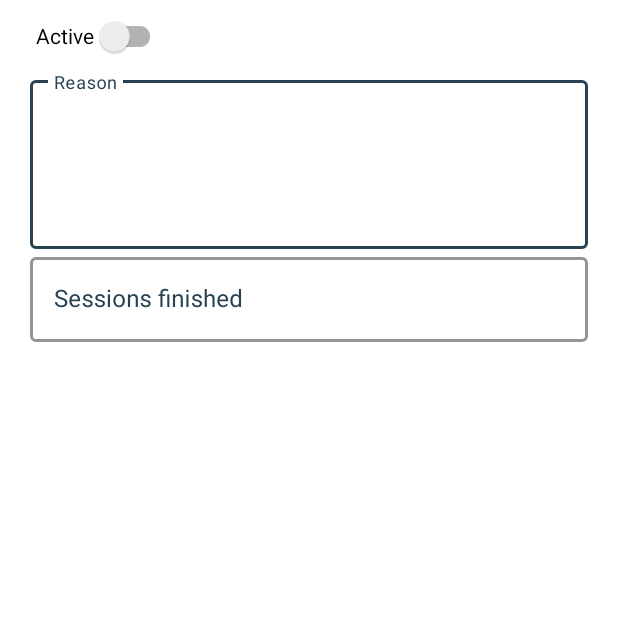
After one commit to DanielItb/Yapp_Android, an Android app: the fragment TreatmentFormFragment shown on its own in the app's theme, on a phone screen of 412 x 824 dp, the top half of it. The commit adds this screen. Run offline under Robolectric (Android 15) with nearby library versions, the phone set to English and light mode, and no system bars.

Commit message:
TreatmentFormFragment in progress

```diff
--- /dev/null
+++ b/app/src/main/java/cat/itb/yapp/fragments/TreatmentFormFragment.java
@@ -0,0 +1,31 @@
+package cat.itb.yapp.fragments;
+
+import android.os.Bundle;
+
+import androidx.fragment.app.Fragment;
+
+import android.view.LayoutInflater;
+import android.view.View;
+import android.view.ViewGroup;
+
+import cat.itb.yapp.R;
+
+public class TreatmentFormFragment extends Fragment {
+
+    public TreatmentFormFragment() {
+
+    }
+
+    @Override
+    public void onCreate(Bundle savedInstanceState) {
+        super.onCreate(savedInstanceState);
+
+    }
+
+    @Override
+    public View onCreateView(LayoutInflater inflater, ViewGroup container,
+                             Bundle savedInstanceState) {
+        // Inflate the layout for this fragment
+        return inflater.inflate(R.layout.fragment_treatment_form, container, false);
+    }
+}
--- /dev/null
+++ b/app/src/main/res/layout/fragment_treatment_form.xml
@@ -0,0 +1,62 @@
+<?xml version="1.0" encoding="utf-8"?>
+<androidx.constraintlayout.widget.ConstraintLayout xmlns:android="http://schemas.android.com/apk/res/android"
+    xmlns:app="http://schemas.android.com/apk/res-auto"
+    xmlns:tools="http://schemas.android.com/tools"
+    android:layout_width="match_parent"
+    android:layout_height="match_parent"
+    tools:context=".fragments.TreatmentFormFragment">
+
+
+    <androidx.appcompat.widget.SwitchCompat
+        android:id="@+id/simpleSwitch"
+        style="@style/SwitchTheme"
+        android:layout_width="wrap_content"
+        android:layout_height="wrap_content"
+        android:layout_marginStart="24dp"
+
+        android:text="@string/active"
+        app:layout_constraintStart_toStartOf="parent"
+        app:layout_constraintTop_toTopOf="parent"
+        app:useMaterialThemeColors="false" />
+
+    <com.google.android.material.textfield.TextInputLayout
+        android:id="@+id/reasonInputLayout"
+        style="@style/TextInputStyle"
+        android:hint="@string/reason"
+        app:boxBackgroundColor="@color/white"
+        app:endIconCheckable="true"
+        app:endIconMode="clear_text"
+        app:hintTextColor="@color/blue_main"
+        app:layout_constraintEnd_toEndOf="parent"
+        app:layout_constraintStart_toStartOf="parent"
+        app:layout_constraintTop_toBottomOf="@+id/simpleSwitch">
+
+        <com.google.android.material.textfield.TextInputEditText
+            android:inputType="textMultiLine"
+            android:lines="4"
+            android:id="@+id/treatmentReasonEditText"
+            android:layout_width="match_parent"
+            android:layout_height="match_parent" />
+    </com.google.android.material.textfield.TextInputLayout>
+
+    <com.google.android.material.textfield.TextInputLayout
+        android:id="@+id/sessionsInputLayout"
+        style="@style/TextInputStyle"
+        android:hint="@string/sessions_finished"
+        app:boxBackgroundColor="@color/white"
+        app:endIconCheckable="true"
+        app:endIconMode="clear_text"
+        app:hintTextColor="@color/blue_main"
+        app:layout_constraintEnd_toEndOf="parent"
+        app:layout_constraintStart_toStartOf="parent"
+        app:layout_constraintTop_toBottomOf="@+id/reasonInputLayout">
+
+        <com.google.android.material.textfield.TextInputEditText
+            android:id="@+id/sessionsEditText"
+            android:inputType="number"
+            android:layout_width="match_parent"
+            android:layout_height="match_parent" />
+    </com.google.android.material.textfield.TextInputLayout>
+
+
+</androidx.constraintlayout.widget.ConstraintLayout>
--- a/app/src/main/res/values/strings.xml
+++ b/app/src/main/res/values/strings.xml
@@ -14,4 +14,6 @@
     <string name="payment_type">Payment Type</string>
     <string name="register_date">Register Date</string>
     <string name="active">Active</string>
+    <string name="reason">Reason</string>
+    <string name="sessions_finished">Sessions finished</string>
 </resources>
```
